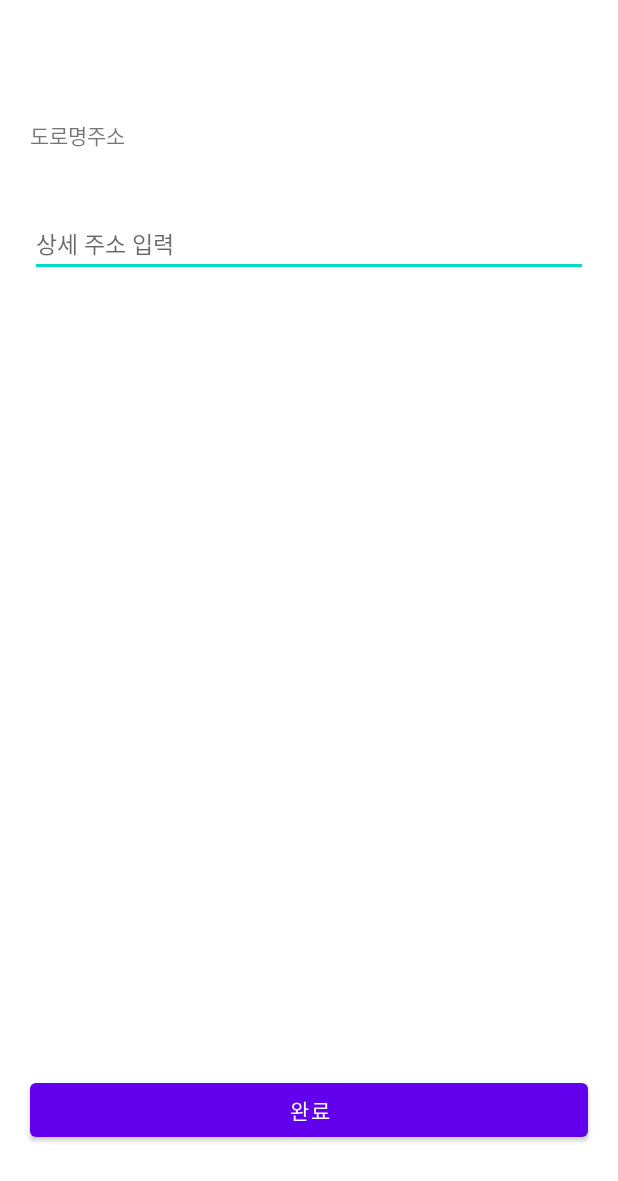
After one commit to dmswjd4117/Delivery_app, an Android app: the AddressDetailActivity screen opened directly, with no data from a screen before it, on a phone screen of 412 x 824 dp. The commit adds this screen. Shown: the top 1181 px of the screen. Run offline under Robolectric (Android 15) with nearby library versions, the phone set to English and light mode, and no system bars; 3 statements that could not run were skipped.

Commit message:
feat: 상세주소 설정 기능 구현

```diff
--- a/app/src/main/java/com/android/delivery/RetrofitClient.java
+++ b/app/src/main/java/com/android/delivery/RetrofitClient.java
@@ -1,24 +1,38 @@
 package com.android.delivery;
 
+import com.android.delivery.interceptor.AuthInterceptor;
+
+import okhttp3.OkHttpClient;
 import retrofit2.Retrofit;
 import retrofit2.converter.gson.GsonConverterFactory;
 
 public class RetrofitClient {
+
      private final static String BASE_URL =
-             "http://ba72-2001-e60-cd32-da97-d8f0-29ab-6236-947e.ngrok.io";
-     private static Retrofit retrofit = null;
+             "http://48bc-2001-e60-cd35-8839-f4e0-a23c-6c22-5b90.ngrok.io";
 
-     private RetrofitClient(){
+     private static OkHttpClient.Builder httpClient = new OkHttpClient.Builder();
+
+     private static Retrofit.Builder builder = new Retrofit.Builder()
+                       .baseUrl(BASE_URL)
+                       .addConverterFactory(GsonConverterFactory.create());
+
+     private static Retrofit retrofit = builder.build();
+
+     public static <S> S createService(Class<S> serviceClass){
+          return retrofit.create(serviceClass);
      }
 
-     public static Retrofit getClient(){
-          if(retrofit == null){
-               retrofit = new Retrofit.Builder()
-                       .baseUrl(BASE_URL)
-                       .addConverterFactory(GsonConverterFactory.create())
-                       .build();
+
+     public static <S> S createService(Class<S> serviceClass, final String token){
+          AuthInterceptor authInterceptor = new AuthInterceptor("Bearer "+token);
+          if(!httpClient.interceptors().contains(authInterceptor)){
+               httpClient.addInterceptor(authInterceptor);
+               builder.client(httpClient.build());
+               retrofit = builder.build();
           }
-          return retrofit;
+
+          return retrofit.create(serviceClass);
      }
 
 
--- a/app/src/main/java/com/android/delivery/api/AddressAPI.java
+++ b/app/src/main/java/com/android/delivery/api/AddressAPI.java
@@ -10,4 +10,5 @@ import retrofit2.http.POST;
 public interface AddressAPI {
     @POST("/address/search/road")
     Call<Response> searchAddressByRoadName(@Body AddressRequest addressRequest);
+
 }
--- a/app/src/main/java/com/android/delivery/api/UserAPI.java
+++ b/app/src/main/java/com/android/delivery/api/UserAPI.java
@@ -1,10 +1,12 @@
 package com.android.delivery.api;
 
+import com.android.delivery.model.user.AddressUpdateRequest;
 import com.android.delivery.model.user.LoginRequest;
 import com.android.delivery.model.Response;
 
 import retrofit2.Call;
 import retrofit2.http.Body;
+import retrofit2.http.PATCH;
 import retrofit2.http.POST;
 
 public interface UserAPI {
@@ -12,4 +14,7 @@ public interface UserAPI {
     @POST("/user/login")
     Call<Response> loginUser(@Body LoginRequest data);
 
+    @PATCH("/user/address/update")
+    Call<Response> updateAddress(@Body AddressUpdateRequest data);
+
 }
--- /dev/null
+++ b/app/src/main/java/com/android/delivery/interceptor/AuthInterceptor.java
@@ -0,0 +1,26 @@
+package com.android.delivery.interceptor;
+
+import java.io.IOException;
+
+import okhttp3.Interceptor;
+import okhttp3.Request;
+import okhttp3.Response;
+
+public class AuthInterceptor implements Interceptor {
+
+    private String authToken;
+
+    public AuthInterceptor(String token){
+        this.authToken = token;
+    }
+
+    @Override
+    public Response intercept(Chain chain) throws IOException {
+        Request origin = chain.request();
+        Request.Builder builder = origin.newBuilder()
+                .header("Authorization", authToken);
+
+        Request request = builder.build();
+        return chain.proceed(request);
+    }
+}
--- /dev/null
+++ b/app/src/main/java/com/android/delivery/view/address/AddressDetailActivity.java
@@ -0,0 +1,73 @@
+package com.android.delivery.view.address;
+
+import androidx.appcompat.app.AppCompatActivity;
+
+import android.content.Intent;
+import android.content.SharedPreferences;
+import android.os.Bundle;
+import android.util.Log;
+import android.view.View;
+import android.widget.Button;
+import android.widget.Toast;
+
+import com.android.delivery.R;
+import com.android.delivery.RetrofitClient;
+import com.android.delivery.api.UserAPI;
+import com.android.delivery.databinding.ActivityAddressDetailBinding;
+import com.android.delivery.model.Response;
+import com.android.delivery.model.user.AddressUpdateRequest;
+
+import retrofit2.Call;
+import retrofit2.Callback;
+
+public class AddressDetailActivity extends AppCompatActivity {
+
+    private ActivityAddressDetailBinding binding;
+    private UserAPI userAPI;
+
+    @Override
+    protected void onCreate(Bundle savedInstanceState) {
+        super.onCreate(savedInstanceState);
+
+        SharedPreferences preferences = getSharedPreferences("preference", MODE_PRIVATE);
+
+        binding = ActivityAddressDetailBinding.inflate(getLayoutInflater());
+        userAPI = RetrofitClient.createService(UserAPI.class, preferences.getString("loginToken", ""));
+        setContentView(binding.getRoot());
+
+        Intent intent = getIntent();
+        String title = intent.getExtras().getString("title");
+        String roadNameAddress = intent.getExtras().getString("roadNameAddress");
+        String buildingManagementNum = intent.getExtras().getString("buildingManagementNum");
+
+
+        binding.addressDetailTitle.setText(title);
+        binding.addressDetailRoadNameAddress.setText(roadNameAddress);
+
+        binding.addressDetailFinishButton.setOnClickListener(view -> {
+            String detailAddress = binding.addressDetailDetailAddress.getText().toString();
+            AddressUpdateRequest request = new AddressUpdateRequest(buildingManagementNum, detailAddress);
+            userAPI.updateAddress(request).enqueue(new Callback<Response>(){
+                @Override
+                public void onResponse(Call<Response> call, retrofit2.Response<Response> response) {
+
+                    if(response==null) return;
+                    Response body = response.body();
+
+                    if(!body.isSuccess() && body.getError() != null){
+                        Log.e("ADDRESS_DETAIL_SETTING", body.getError().getMessage());
+                        return;
+                    }
+
+                    Toast.makeText(getApplicationContext(), "주소 변경 완료", Toast.LENGTH_LONG).show();
+                }
+
+                @Override
+                public void onFailure(Call<Response> call, Throwable t) {
+                    Log.e("ADDRESS_DETAIL_SETTING", t.getMessage());
+                }
+            });
+        });
+
+    }
+}
--- a/app/src/main/java/com/android/delivery/view/main/MainActivity.java
+++ b/app/src/main/java/com/android/delivery/view/main/MainActivity.java
@@ -44,7 +44,6 @@ public class MainActivity extends AppCompatActivity {
         switch (item.getItemId())
         {
             case R.id.menu_addressSetting:
-                Toast.makeText(getApplicationContext(), "menu_addressSetting", Toast.LENGTH_SHORT).show();
                 Intent intent = new Intent(getApplicationContext(), AddressSettingActivity.class);
                 startActivity(intent);
                 return true;
--- /dev/null
+++ b/app/src/main/res/layout/activity_address_detail.xml
@@ -0,0 +1,75 @@
+<?xml version="1.0" encoding="utf-8"?>
+<androidx.constraintlayout.widget.ConstraintLayout xmlns:android="http://schemas.android.com/apk/res/android"
+    xmlns:app="http://schemas.android.com/apk/res-auto"
+    xmlns:tools="http://schemas.android.com/tools"
+    android:layout_width="match_parent"
+    android:layout_height="match_parent"
+    tools:context=".view.address.AddressDetailActivity">
+
+    <LinearLayout
+        android:layout_width="match_parent"
+        android:layout_height="match_parent"
+        tools:ignore="MissingConstraints"
+        android:orientation="vertical">
+
+        <TextView
+            android:id="@+id/addressDetail_title"
+            android:layout_margin="20dp"
+            android:layout_width="match_parent"
+            android:layout_height="wrap_content"
+            android:layout_weight="0"
+            android:text="title">
+        </TextView>
+
+        <LinearLayout
+            android:layout_width="match_parent"
+            android:layout_height="wrap_content"
+            android:layout_weight="0"
+            android:orientation="horizontal"
+            android:layout_margin="20dp">
+            <TextView
+                android:layout_width="wrap_content"
+                android:layout_height="wrap_content"
+                android:text="도로명주소"
+                android:layout_marginRight="@dimen/activity_horizontal_margin">
+            </TextView>
+            <TextView
+                android:id="@+id/addressDetail_roadNameAddress"
+                android:layout_width="wrap_content"
+                android:layout_height="wrap_content"
+                android:text="-----">
+            </TextView>
+
+        </LinearLayout>
+
+        <EditText
+            android:id="@+id/addressDetail_detailAddress"
+            android:layout_margin="20dp"
+            android:layout_width="match_parent"
+            android:layout_height="wrap_content"
+            android:layout_weight="0"
+            android:hint="상세 주소 입력"
+            android:textSize="15dp"
+            android:textColor="@color/material_on_background_emphasis_medium">
+        </EditText>
+
+        <LinearLayout
+            android:layout_width="match_parent"
+            android:layout_height="0dp"
+            android:layout_weight="1"
+            android:gravity="bottom"
+            >
+            <Button
+                android:id="@+id/addressDetail_finishButton"
+                android:layout_width="match_parent"
+                android:layout_height="wrap_content"
+                android:layout_margin="20dp"
+                android:text="완료">
+
+            </Button>
+        </LinearLayout>
+
+    </LinearLayout>
+
+
+</androidx.constraintlayout.widget.ConstraintLayout>
```
Also changed, not shown: app/src/main/AndroidManifest.xml (+7 -1 lines), app/src/main/java/com/android/delivery/adapter/address/AddressSearchAdapter.java (+7 -6 lines), app/src/main/java/com/android/delivery/adapter/address/AddressSearchClass.java (deleted, +0 -25 lines), app/src/main/java/com/android/delivery/adapter/address/AddressSearchItem.java (added, +35 -0 lines), app/src/main/java/com/android/delivery/model/user/AddressUpdateRequest.java (added, +14 -0 lines), app/src/main/java/com/android/delivery/view/address/AddressSettingActivity.java (+12 -19 lines), app/src/main/java/com/android/delivery/view/user/LoginActivity.java (+4 -3 lines), app/src/main/java/com/android/delivery/view/user/RegisterActivity.java (added, +16 -0 lines), app/src/main/res/layout/activity_register.xml (renamed from app/src/main/res/layout/activity_signup.xml, +3 -51 lines).
